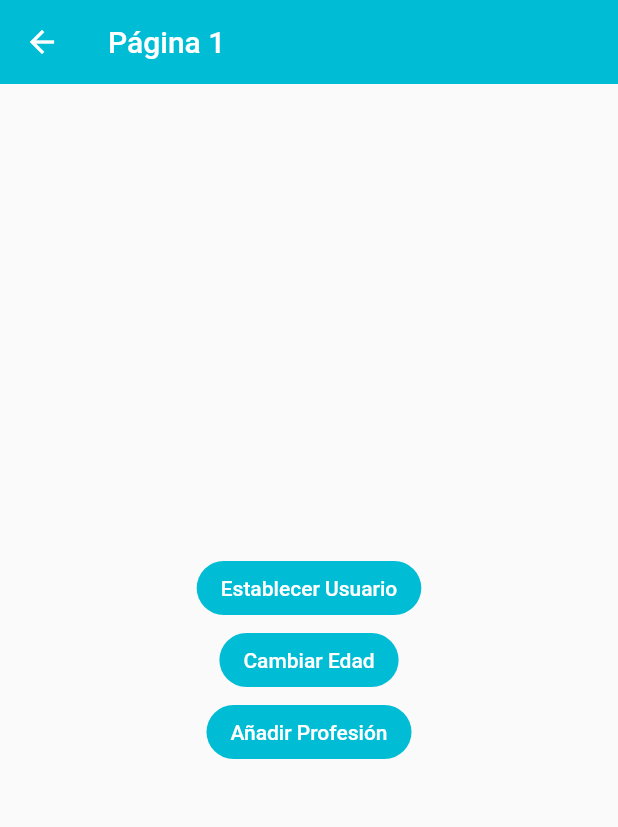
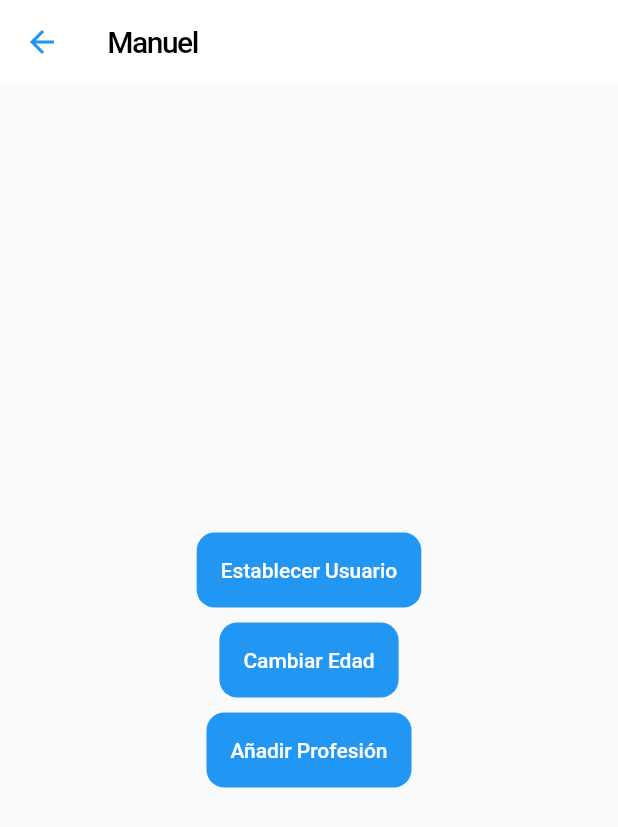
Before and after one commit to mpadfi/flutter-estados, a Flutter app: the Page2Page screen opened by its route, after a tap on "Establecer Usuario", on a phone screen of 412 x 824 dp. Shown: the top 827 px of the screen. Run offline on Flutter 3.47's test engine with Material 2 defaults, Android fonts, the phone set to English and light mode, and no system bars; accounts and stored records are empty.

Commit message:
Provider listo

```diff
--- a/lib/models/usuario.dart
+++ b/lib/models/usuario.dart
@@ -1,11 +1,11 @@
 class Usuario {
   String nombre;
-  String edad;
-  List<String> profesiones;
+  int? edad;
+  List<String>? profesiones;
 
   Usuario({
     required this.nombre,
-    required this.edad,
-    required this.profesiones,
+    this.edad,
+    this.profesiones,
   });
 }
--- a/lib/pages/page1.dart
+++ b/lib/pages/page1.dart
@@ -1,13 +1,42 @@
+import 'package:estados/models/usuario.dart';
+import 'package:estados/services/usuario_service.dart';
 import 'package:flutter/material.dart';
+import 'package:provider/provider.dart';
 
 class Page1Page extends StatelessWidget {
   @override
   Widget build(BuildContext context) {
+    //
+    final usuarioService = Provider.of<UsuarioService>(context);
+
     return Scaffold(
       appBar: AppBar(
-        title: const Text('Página 1'),
+        title: const Text('Provider',
+            style: TextStyle(
+              color: Colors.black,
+              fontSize: 28,
+              fontWeight: FontWeight.w900,
+              letterSpacing: -1,
+            )),
+        backgroundColor: Colors.white,
+        elevation: 0,
+        centerTitle: false,
+        leadingWidth: 0,
+        actions: [
+          IconButton(
+            icon: const Icon(
+              Icons.delete_forever_rounded,
+              color: Colors.black,
+            ),
+            onPressed: () => usuarioService.borrarUsuario(),
+          )
+        ],
       ),
-      body: const InformacionUsuario(),
+      body: usuarioService.existeUsuario
+          ? InformacionUsuario(usuarioService.usuario!)
+          : const Center(
+              child: Text('No hay datos de usuario'),
+            ),
       floatingActionButton: FloatingActionButton(
         onPressed: () => Navigator.pushNamed(context, 'page2'),
         child: const Icon(Icons.arrow_forward_ios),
@@ -17,9 +46,10 @@ class Page1Page extends StatelessWidget {
 }
 
 class InformacionUsuario extends StatelessWidget {
-  const InformacionUsuario({
-    Key? key,
-  }) : super(key: key);
+  //
+  final Usuario usuario;
+
+  const InformacionUsuario(this.usuario, {super.key});
 
   @override
   Widget build(BuildContext context) {
@@ -29,16 +59,18 @@ class InformacionUsuario extends StatelessWidget {
         padding: const EdgeInsets.all(20.0),
         child: Column(
           crossAxisAlignment: CrossAxisAlignment.start,
-          children: const [
-            Text('General', style: TextStyle(fontSize: 18, fontWeight: FontWeight.bold)),
-            Divider(),
-            ListTile(title: Text('Nombre: ')),
-            ListTile(title: Text('Edad: ')),
-            Text('Profesiones', style: TextStyle(fontSize: 18, fontWeight: FontWeight.bold)),
-            Divider(),
-            ListTile(title: Text('Profesion 1: ')),
-            ListTile(title: Text('Profesion 2: ')),
-            ListTile(title: Text('Profesion 3: ')),
+          children: [
+            const Text('General', style: TextStyle(fontSize: 18, fontWeight: FontWeight.bold)),
+            const Divider(),
+            ListTile(title: Text('Nombre: ${usuario.nombre}')),
+            ListTile(title: Text('Edad: ${usuario.edad}')),
+            const SizedBox(
+              height: 20,
+            ),
+            const Text('Profesiones', style: TextStyle(fontSize: 18, fontWeight: FontWeight.bold)),
+            const Divider(),
+            ...usuario.profesiones!.map((e) => ListTile(title: Text(e))).toList()
+            // const ListTile(title: Text('Profesion 1: ')),
           ],
         ));
   }
--- a/lib/pages/page2.dart
+++ b/lib/pages/page2.dart
@@ -1,21 +1,50 @@
+import 'package:estados/models/usuario.dart';
+import 'package:estados/services/usuario_service.dart';
 import 'package:flutter/material.dart';
+import 'package:provider/provider.dart';
 
 class Page2Page extends StatelessWidget {
   @override
   Widget build(BuildContext context) {
+    //
+    final usuarioService = Provider.of<UsuarioService>(context);
+
     return Scaffold(
       appBar: AppBar(
-        title: const Text('Página 1'),
-        backgroundColor: Colors.cyan,
+        title: Text(
+          usuarioService.existeUsuario ? usuarioService.usuario!.nombre : 'Página 2',
+          style: const TextStyle(color: Colors.black, letterSpacing: -1),
+        ),
+        backgroundColor: Colors.white,
+        iconTheme: const IconThemeData(color: Colors.blue),
         elevation: 0,
       ),
       body: Center(
         child: Column(
           mainAxisAlignment: MainAxisAlignment.center,
           children: [
-            _Boton(() {}, 'Establecer Usuario'),
-            _Boton(() {}, 'Cambiar Edad'),
-            _Boton(() {}, 'Añadir Profesión'),
+            _Boton(
+              () {
+                usuarioService.usuario = Usuario(
+                  nombre: 'Manuel',
+                  edad: 0,
+                  profesiones: ['Designer', 'FrontEnd Developer', 'Apps Developer'],
+                );
+                // Navigator.of(context).pop();
+              },
+              'Establecer Usuario',
+            ),
+            const SizedBox(height: 10),
+            _Boton(
+              () {
+                usuarioService.cambiarEdad(41);
+              },
+              'Cambiar Edad',
+            ),
+            const SizedBox(height: 10),
+            _Boton(() {
+              usuarioService.agregarProfesion();
+            }, 'Añadir Profesión'),
           ],
         ),
       ),
@@ -32,9 +61,10 @@ class _Boton extends StatelessWidget {
   @override
   Widget build(BuildContext context) {
     return MaterialButton(
-      color: Colors.cyan,
+      color: Colors.blue,
+      height: 50,
       elevation: 0,
-      shape: RoundedRectangleBorder(borderRadius: BorderRadius.circular(20.0)),
+      shape: RoundedRectangleBorder(borderRadius: BorderRadius.circular(12.0)),
       onPressed: onPress,
       child: Text(
         texto,
--- /dev/null
+++ b/lib/services/usuario_service.dart
@@ -0,0 +1,29 @@
+import 'package:flutter/material.dart';
+import 'package:estados/models/usuario.dart';
+
+class UsuarioService with ChangeNotifier {
+  Usuario? _usuario;
+
+  Usuario? get usuario => _usuario;
+  set usuario(Usuario? user) {
+    _usuario = user;
+    notifyListeners();
+  }
+
+  bool get existeUsuario => (_usuario != null) ? true : false;
+
+  void cambiarEdad(int edad) {
+    _usuario?.edad = edad;
+    notifyListeners();
+  }
+
+  void borrarUsuario() {
+    _usuario = null;
+    notifyListeners();
+  }
+
+  void agregarProfesion() {
+    _usuario?.profesiones?.add('Profesion: ${_usuario!.profesiones!.length + 1}');
+    notifyListeners();
+  }
+}
--- a/pubspec.yaml
+++ b/pubspec.yaml
@@ -36,6 +36,7 @@ dependencies:
   # The following adds the Cupertino Icons font to your application.
   # Use with the CupertinoIcons class for iOS style icons.
   cupertino_icons: ^1.0.2
+  provider: ^6.0.5
 
 dev_dependencies:
   flutter_test:
```
Also changed, not shown: lib/main.dart (+8 -1 lines), pubspec.lock.
